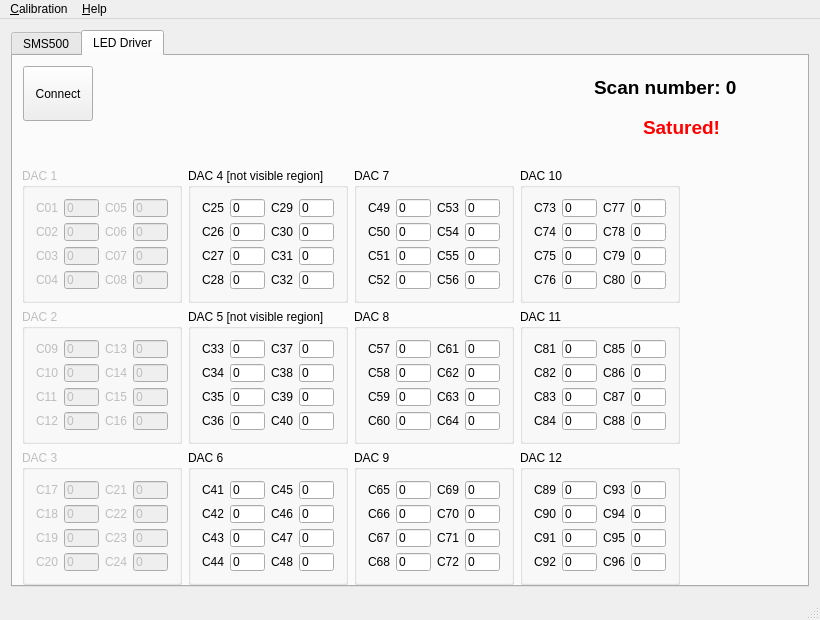
Before: the Qt Designer form SMS500_LEDdriver/mainwindow.ui in mgomesborges/inpe-star-simulator, drawn with Qt 5.
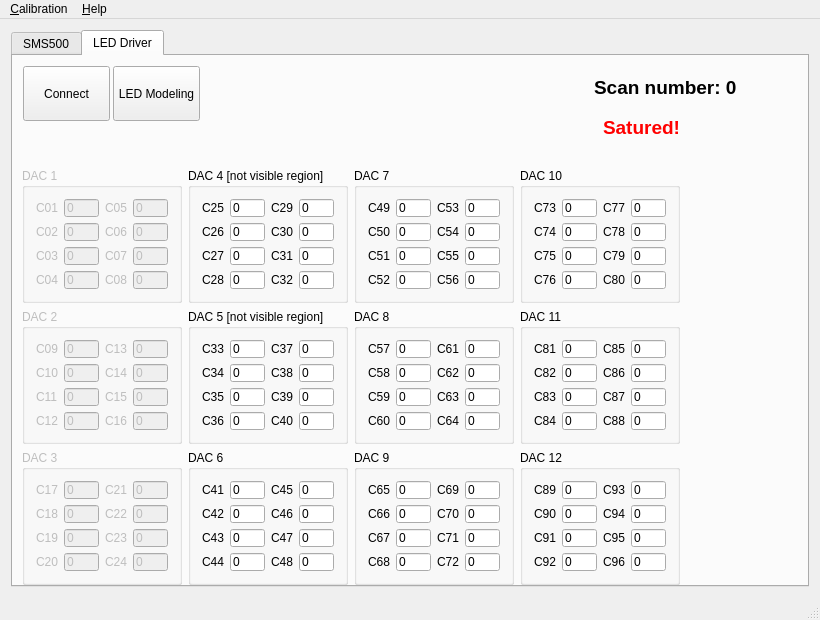
After: the same form once the commit is applied. Icons and pictures are not drawn.

Commit message:
Implemented SMS500 Class for Labsphere's SMS500 Spectroradiometer control, bugfixes and many improvements.
- Improved SMS500 Autoscan.
- Fixed SMS500 communication errors.
- Fixed a bug with SMS500 scanning: all values less than zero become zero.

Patch:
```diff
--- a/SMS500_LEDdriver/mainwindow.ui
+++ b/SMS500_LEDdriver/mainwindow.ui
@@ -3624,7 +3624,7 @@
        <widget class="QLabel" name="saturedLabel_2">
         <property name="geometry">
          <rect>
-          <x>630</x>
+          <x>590</x>
           <y>60</y>
           <width>82</width>
           <height>23</height>
@@ -3658,7 +3658,7 @@
          <rect>
           <x>10</x>
           <y>10</y>
-          <width>70</width>
+          <width>87</width>
           <height>55</height>
          </rect>
         </property>
@@ -3717,22 +3717,32 @@
          <string>    Scan number: 0</string>
         </property>
        </widget>
-       <zorder>saturedLabel_2</zorder>
-       <zorder>btnConnectDisconnectLED</zorder>
-       <zorder>groupBox_7</zorder>
-       <zorder>groupBox_8</zorder>
-       <zorder>groupBox_9</zorder>
-       <zorder>groupBox_10</zorder>
-       <zorder>groupBox_11</zorder>
-       <zorder>groupBox_12</zorder>
-       <zorder>groupBox_13</zorder>
-       <zorder>groupBox_14</zorder>
-       <zorder>groupBox_15</zorder>
-       <zorder>groupBox_16</zorder>
-       <zorder>groupBox_17</zorder>
-       <zorder>groupBox_18</zorder>
-       <zorder>plotAreaLed</zorder>
-       <zorder>scanNumberLabel_2</zorder>
+       <widget class="QToolButton" name="btnLedModeling">
+        <property name="geometry">
+         <rect>
+          <x>100</x>
+          <y>10</y>
+          <width>87</width>
+          <height>55</height>
+         </rect>
+        </property>
+        <property name="text">
+         <string>LED Modeling</string>
+        </property>
+        <property name="icon">
+         <iconset resource="Pics.qrc">
+          <normaloff>:/pics/led.jpg</normaloff>:/pics/led.jpg</iconset>
+        </property>
+        <property name="iconSize">
+         <size>
+          <width>32</width>
+          <height>32</height>
+         </size>
+        </property>
+        <property name="toolButtonStyle">
+         <enum>Qt::ToolButtonTextUnderIcon</enum>
+        </property>
+       </widget>
       </widget>
      </widget>
     </item>
```
The commit also changes 5 other files.
